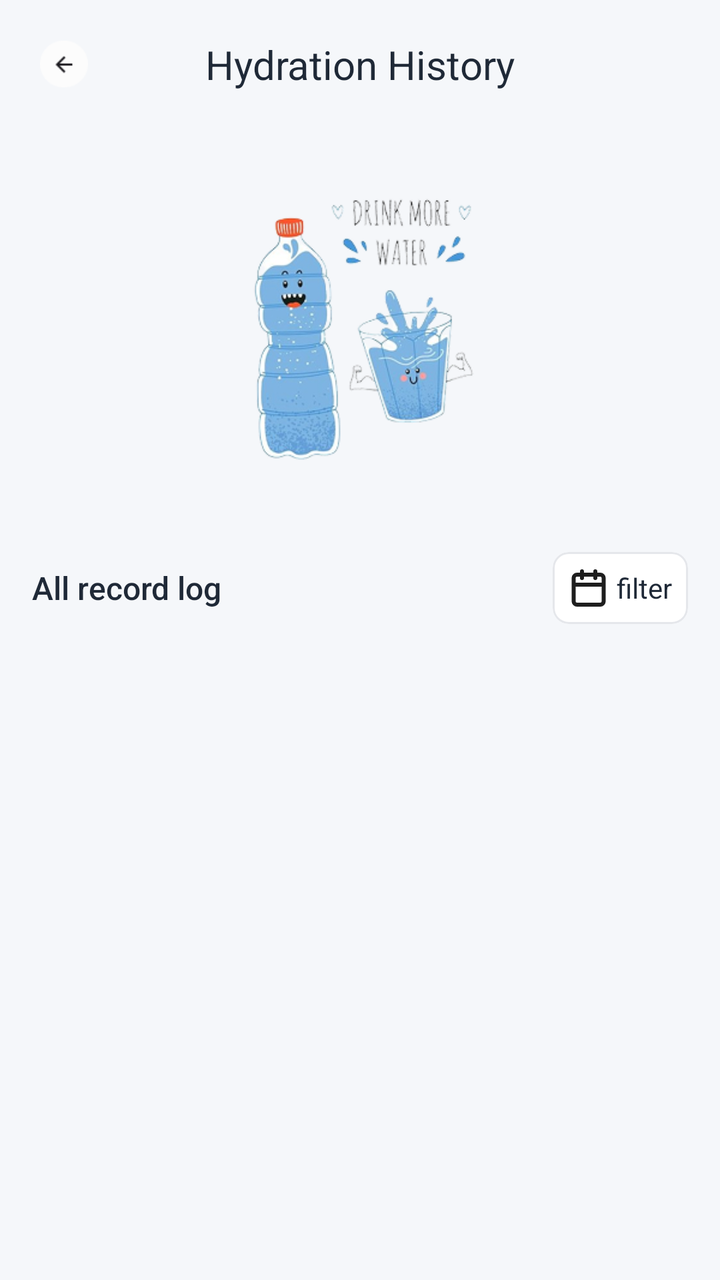
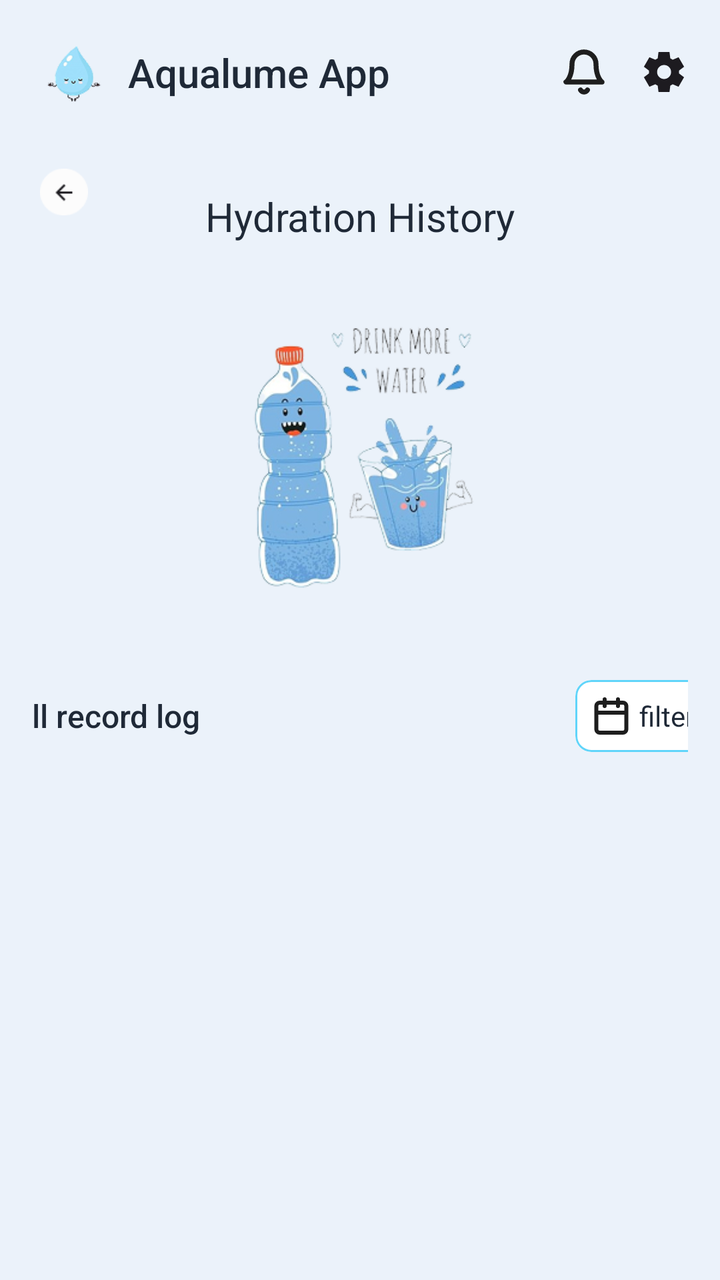

The first picture is an Android layout as it rendered before a commit; the second is the same layout after the commit. The layout source and the unified diff follow.
<!-- AndroidManifest.xml: application theme Theme.AqualumeApp -->
<!-- res/layout/fragment_hydration_history.xml -->
<?xml version="1.0" encoding="utf-8"?>
<androidx.constraintlayout.widget.ConstraintLayout xmlns:android="http://schemas.android.com/apk/res/android"
    xmlns:app="http://schemas.android.com/apk/res-auto"
    android:layout_width="match_parent"
    android:layout_height="match_parent"
    android:background="@color/background"
    android:padding="16dp">

    
    <ImageView
        android:id="@+id/iv_back"
        android:layout_width="32dp"
        android:layout_height="32dp"
        android:src="@drawable/ic_back"
        android:padding="4dp"
        android:contentDescription="Back"
        app:layout_constraintStart_toStartOf="parent"
        app:layout_constraintTop_toTopOf="parent" />

    <TextView
        android:id="@+id/tv_title"
        android:layout_width="wrap_content"
        android:layout_height="wrap_content"
        android:fontFamily="sans-serif"
        android:text="@string/hydration_historyy"
        android:textColor="@color/primary_text"
        android:textSize="20sp"
        app:layout_constraintBottom_toBottomOf="@id/iv_back"
        app:layout_constraintEnd_toEndOf="parent"
        app:layout_constraintStart_toStartOf="parent"
        app:layout_constraintTop_toTopOf="@id/iv_back" />

    
    <ImageView
        android:id="@+id/iv_hydration"
        android:layout_width="200dp"
        android:layout_height="180dp"
        android:layout_marginTop="24dp"
        android:contentDescription="@string/hydration"
        android:src="@drawable/img_hydration_history"
        app:layout_constraintEnd_toEndOf="parent"
        app:layout_constraintStart_toStartOf="parent"
        app:layout_constraintTop_toBottomOf="@id/iv_back" />

    
    <LinearLayout
        android:id="@+id/filter_section"
        android:layout_width="0dp"
        android:layout_height="wrap_content"
        android:orientation="horizontal"
        android:gravity="center_vertical"
        android:layout_marginTop="24dp"
        app:layout_constraintEnd_toEndOf="parent"
        app:layout_constraintStart_toStartOf="parent"
        app:layout_constraintTop_toBottomOf="@id/iv_hydration">

        <TextView
            android:layout_width="0dp"
            android:layout_height="wrap_content"
            android:layout_weight="1"
            android:text="@string/all_record_log"
            android:textSize="16sp"
            android:textColor="@color/primary_text"
            android:fontFamily="sans-serif-medium" />

        <com.google.android.material.card.MaterialCardView
            android:id="@+id/btn_filter"
            android:layout_width="wrap_content"
            android:layout_height="wrap_content"
            app:cardCornerRadius="8dp"
            app:cardElevation="0dp"
            app:strokeWidth="1dp"
            app:strokeColor="@color/card_stroke"
            app:cardBackgroundColor="@color/white">

            <LinearLayout
                android:layout_width="wrap_content"
                android:layout_height="wrap_content"
                android:orientation="horizontal"
                android:padding="8dp"
                android:gravity="center_vertical">

                <ImageView
                    android:layout_width="20dp"
                    android:layout_height="20dp"
                    android:contentDescription="@string/filter"
                    android:src="@drawable/ic_filter" />

                <TextView
                    android:layout_width="wrap_content"
                    android:layout_height="wrap_content"
                    android:text="@string/filterr"
                    android:textSize="14sp"
                    android:textColor="@color/primary_text"
                    android:layout_marginStart="4dp" />

            </LinearLayout>

        </com.google.android.material.card.MaterialCardView>

    </LinearLayout>

    
    <androidx.recyclerview.widget.RecyclerView
        android:id="@+id/rv_water_logs"
        android:layout_width="0dp"
        android:layout_height="0dp"
        android:layout_marginTop="16dp"
        app:layout_constraintBottom_toBottomOf="parent"
        app:layout_constraintEnd_toEndOf="parent"
        app:layout_constraintStart_toStartOf="parent"
        app:layout_constraintTop_toBottomOf="@id/filter_section" />

</androidx.constraintlayout.widget.ConstraintLayout>
<!-- resources referenced by this layout -->
<resources>
  <color name="background">#F5F7FA</color>
  <color name="card_stroke">#E5E7EB</color>
  <color name="primary_text">#1F2937</color>
  <color name="white">#FFFFFFFF</color>
  <!-- drawable ic_back: png bitmap (drawable, 941 bytes) -->
  <!-- drawable ic_filter (drawable) -->
  <vector xmlns:android="http://schemas.android.com/apk/res/android"
      android:width="20dp"
      android:height="20dp"
      android:viewportWidth="20"
      android:viewportHeight="20">
    <path
        android:pathData="M13.333,1.667V5M6.667,1.667V5M2.5,8.333H17.5M4.167,3.333H15.833C16.754,3.333 17.5,4.08 17.5,5V16.667C17.5,17.587 16.754,18.333 15.833,18.333H4.167C3.246,18.333 2.5,17.587 2.5,16.667V5C2.5,4.08 3.246,3.333 4.167,3.333Z"
        android:strokeLineJoin="round"
        android:strokeWidth="2"
        android:fillColor="#00000000"
        android:strokeColor="#1E1E1E"
        android:strokeLineCap="round"/>
  </vector>
  <!-- drawable img_hydration_history: png bitmap (drawable, 59683 bytes) -->
  <string name="all_record_log">All record log</string>
  <string name="filter">Filter</string>
  <string name="filterr">filter</string>
  <string name="hydration">Hydration</string>
  <string name="hydration_historyy">Hydration History</string>
  <style name="Theme.AqualumeApp" parent="Base.Theme.AqualumeApp" />
  <style name="Base.Theme.AqualumeApp" parent="Theme.Material3.DayNight.NoActionBar">
          
          
      </style>
</resources>

<!-- the commit's change to res/layout/fragment_hydration_history.xml (unified diff, before → after) -->
@@ -8,19 +8,65 @@
 
     
     <ImageView
+        android:id="@+id/iv_logo"
+        android:layout_width="40dp"
+        android:layout_height="40dp"
+        android:src="@drawable/logo"
+        android:contentDescription="@string/app_name"
+        app:layout_constraintStart_toStartOf="parent"
+        app:layout_constraintTop_toTopOf="parent" />
+
+    <TextView
+        android:id="@+id/tv_app_name"
+        android:layout_width="wrap_content"
+        android:layout_height="wrap_content"
+        android:text="@string/app_name"
+        android:textSize="20sp"
+        android:textColor="@color/primary_text"
+        android:fontFamily="sans-serif-medium"
+        android:layout_marginStart="8dp"
+        app:layout_constraintBottom_toBottomOf="@id/iv_logo"
+        app:layout_constraintStart_toEndOf="@id/iv_logo"
+        app:layout_constraintTop_toTopOf="@id/iv_logo" />
+
+    <ImageView
+        android:id="@+id/iv_notification"
+        android:layout_width="24dp"
+        android:layout_height="24dp"
+        android:layout_marginEnd="16dp"
+        android:contentDescription="@string/notifications"
+        android:src="@drawable/ic_notification"
+        app:layout_constraintBottom_toBottomOf="@id/iv_logo"
+        app:layout_constraintEnd_toStartOf="@id/iv_settings"
+        app:layout_constraintTop_toTopOf="@id/iv_logo" />
+
+    <ImageView
+        android:id="@+id/iv_settings"
+        android:layout_width="24dp"
+        android:layout_height="24dp"
+        android:contentDescription="@string/settings"
+        android:src="@drawable/ic_settings"
+        app:layout_constraintBottom_toBottomOf="@id/iv_logo"
+        app:layout_constraintEnd_toEndOf="parent"
+        app:layout_constraintTop_toTopOf="@id/iv_logo" />
+
+    <ImageView
         android:id="@+id/iv_back"
         android:layout_width="32dp"
         android:layout_height="32dp"
+        android:layout_marginTop="24dp"
+        android:contentDescription="@string/back2"
+        android:padding="4dp"
         android:src="@drawable/ic_back"
-        android:padding="4dp"
-        android:contentDescription="Back"
         app:layout_constraintStart_toStartOf="parent"
-        app:layout_constraintTop_toTopOf="parent" />
+        app:layout_constraintTop_toBottomOf="@id/iv_logo"
+        app:layout_constraintWidth_percent="0.48" />
 
     <TextView
         android:id="@+id/tv_title"
         android:layout_width="wrap_content"
         android:layout_height="wrap_content"
+        android:layout_marginTop="24dp"
         android:fontFamily="sans-serif"
         android:text="@string/hydration_historyy"
         android:textColor="@color/primary_text"
@@ -45,7 +91,7 @@
     
     <LinearLayout
         android:id="@+id/filter_section"
-        android:layout_width="0dp"
+        android:layout_width="350dp"
         android:layout_height="wrap_content"
         android:orientation="horizontal"
         android:gravity="center_vertical"
@@ -70,7 +116,7 @@
             app:cardCornerRadius="8dp"
             app:cardElevation="0dp"
             app:strokeWidth="1dp"
-            app:strokeColor="@color/card_stroke"
+            app:strokeColor="@color/button_primary"
             app:cardBackgroundColor="@color/white">
 
             <LinearLayout
@@ -103,10 +149,11 @@
     
     <androidx.recyclerview.widget.RecyclerView
         android:id="@+id/rv_water_logs"
-        android:layout_width="0dp"
+        android:layout_width="350dp"
         android:layout_height="0dp"
         android:layout_marginTop="16dp"
         app:layout_constraintBottom_toBottomOf="parent"
+        app:layoutManager="androidx.recyclerview.widget.LinearLayoutManager"
         app:layout_constraintEnd_toEndOf="parent"
         app:layout_constraintStart_toStartOf="parent"
         app:layout_constraintTop_toBottomOf="@id/filter_section" />
<!-- resource entries referenced after the edit -->
@@ -1,7 +1,7 @@
 <!-- resources referenced by this layout -->
 <resources>
-  <color name="background">#F5F7FA</color>
-  <color name="card_stroke">#E5E7EB</color>
+  <color name="background">#EBF2FA</color>
+  <color name="button_primary">#60D5FA</color>
   <color name="primary_text">#1F2937</color>
   <color name="white">#FFFFFFFF</color>
   <!-- drawable ic_back: png bitmap (drawable, 941 bytes) -->
@@ -19,12 +19,41 @@
         android:strokeColor="#1E1E1E"
         android:strokeLineCap="round"/>
   </vector>
+  <!-- drawable ic_notification (drawable) -->
+  <vector xmlns:android="http://schemas.android.com/apk/res/android"
+      android:width="24dp"
+      android:height="24dp"
+      android:viewportWidth="24"
+      android:viewportHeight="24">
+    <path
+        android:pathData="M13.73,21C13.554,21.303 13.302,21.555 12.998,21.729C12.695,21.904 12.35,21.997 12,21.997C11.65,21.997 11.305,21.904 11.002,21.729C10.698,21.555 10.446,21.303 10.27,21M18,8C18,6.409 17.368,4.883 16.243,3.757C15.117,2.632 13.591,2 12,2C10.409,2 8.883,2.632 7.757,3.757C6.632,4.883 6,6.409 6,8C6,15 3,17 3,17H21C21,17 18,15 18,8Z"
+        android:strokeLineJoin="round"
+        android:strokeWidth="2.5"
+        android:fillColor="#00000000"
+        android:strokeColor="#1E1E1E"
+        android:strokeLineCap="round"/>
+  </vector>
+  <!-- drawable ic_settings (drawable) -->
+  <vector xmlns:android="http://schemas.android.com/apk/res/android"
+      android:width="24dp"
+      android:height="24dp"
+      android:viewportWidth="24"
+      android:viewportHeight="24">
+    <path
+        android:pathData="M9.25,22L8.85,18.8C8.634,18.717 8.429,18.617 8.238,18.5C8.046,18.383 7.859,18.258 7.675,18.125L4.7,19.375L1.95,14.625L4.525,12.675C4.509,12.558 4.5,12.446 4.5,12.337V11.663C4.5,11.554 4.509,11.442 4.525,11.325L1.95,9.375L4.7,4.625L7.675,5.875C7.859,5.742 8.05,5.617 8.25,5.5C8.45,5.383 8.65,5.283 8.85,5.2L9.25,2H14.75L15.15,5.2C15.367,5.283 15.571,5.383 15.763,5.5C15.954,5.617 16.142,5.742 16.325,5.875L19.3,4.625L22.05,9.375L19.475,11.325C19.492,11.442 19.5,11.554 19.5,11.663V12.337C19.5,12.446 19.483,12.558 19.45,12.675L22.025,14.625L19.275,19.375L16.325,18.125C16.142,18.258 15.95,18.383 15.75,18.5C15.55,18.617 15.35,18.717 15.15,18.8L14.75,22H9.25ZM12.05,15.5C13.017,15.5 13.842,15.158 14.525,14.475C15.208,13.792 15.55,12.967 15.55,12C15.55,11.033 15.208,10.208 14.525,9.525C13.842,8.842 13.017,8.5 12.05,8.5C11.067,8.5 10.238,8.842 9.563,9.525C8.888,10.208 8.55,11.033 8.55,12C8.55,12.967 8.888,13.792 9.563,14.475C10.238,15.158 11.067,15.5 12.05,15.5Z"
+        android:fillColor="#1D1B20"/>
+  </vector>
   <!-- drawable img_hydration_history: png bitmap (drawable, 59683 bytes) -->
+  <!-- drawable logo: png bitmap (drawable, 4577 bytes) -->
   <string name="all_record_log">All record log</string>
+  <string name="app_name">Aqualume App</string>
+  <string name="back2">Back2</string>
   <string name="filter">Filter</string>
   <string name="filterr">filter</string>
   <string name="hydration">Hydration</string>
   <string name="hydration_historyy">Hydration History</string>
+  <string name="notifications">Notifications</string>
+  <string name="settings">Settings</string>
   <style name="Theme.AqualumeApp" parent="Base.Theme.AqualumeApp" />
   <style name="Base.Theme.AqualumeApp" parent="Theme.Material3.DayNight.NoActionBar">
           
